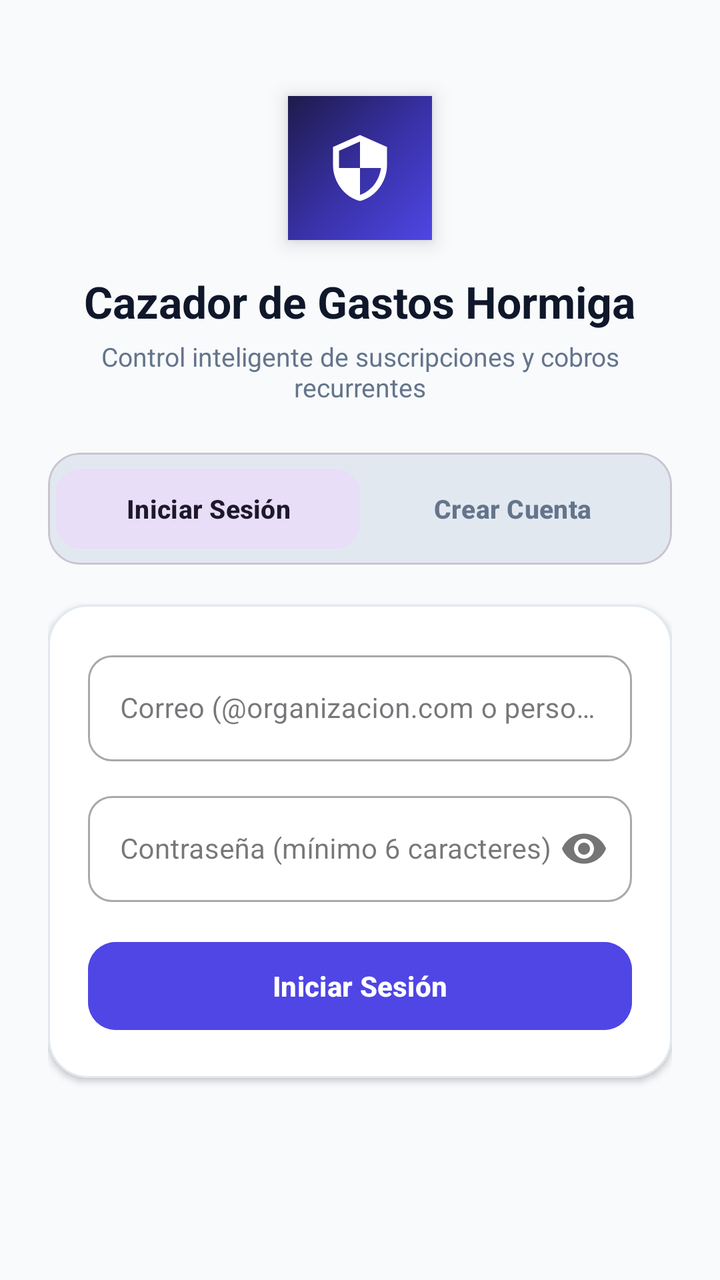
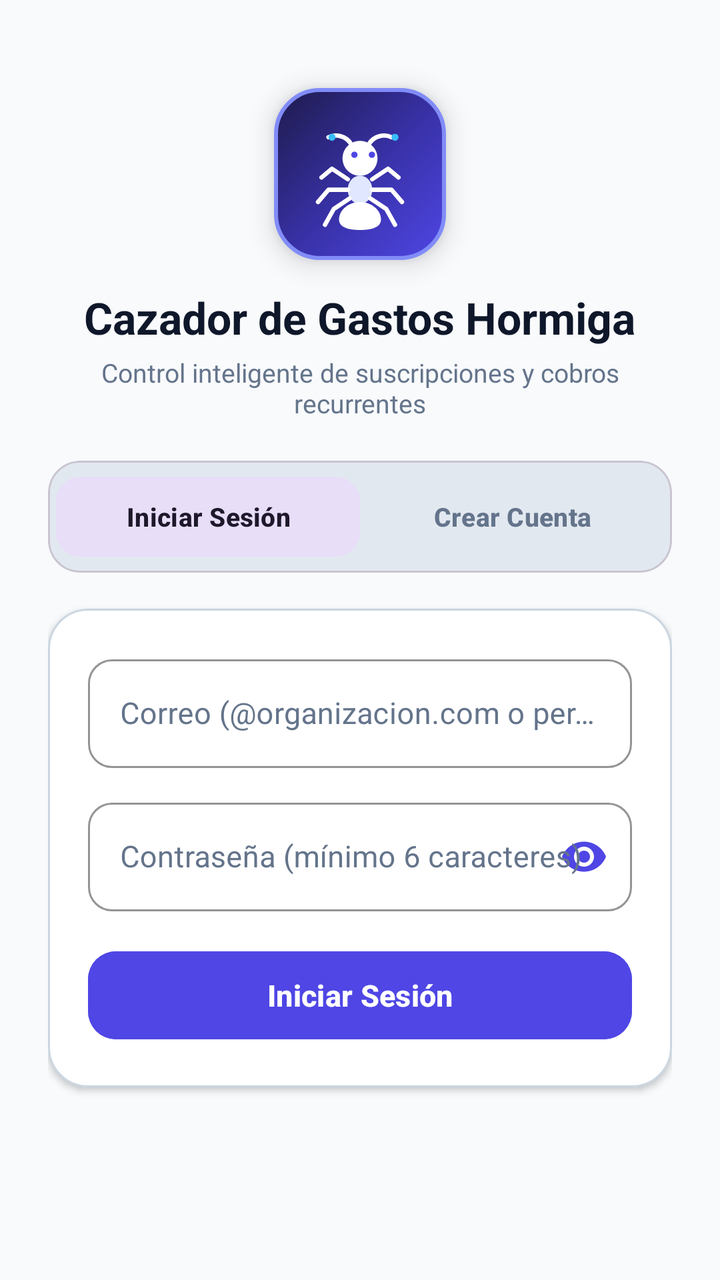

An Android layout rendered at two revisions. The XML below is the earlier revision; the diff shows what the commit changed to produce the second picture.
<!-- AndroidManifest.xml: application theme Theme.CazadorGastosHormiga -->
<!-- res/layout/activity_auth.xml -->
<?xml version="1.0" encoding="utf-8"?>
<ScrollView xmlns:android="http://schemas.android.com/apk/res/android"
    xmlns:app="http://schemas.android.com/apk/res-auto"
    android:layout_width="match_parent"
    android:layout_height="match_parent"
    android:fillViewport="true"
    android:fitsSystemWindows="true"
    android:background="@color/background_light">

    <LinearLayout
        android:layout_width="match_parent"
        android:layout_height="wrap_content"
        android:orientation="vertical"
        android:padding="24dp"
        android:gravity="center_horizontal">

        
        <FrameLayout
            android:layout_width="72dp"
            android:layout_height="72dp"
            android:background="@drawable/bg_gradient_header"
            android:layout_marginTop="24dp"
            android:layout_marginBottom="16dp"
            android:elevation="6dp">

            <ImageView
                android:layout_width="36dp"
                android:layout_height="36dp"
                android:layout_gravity="center"
                android:src="@drawable/ic_nav_guides"
                app:tint="@color/surface_white" />
        </FrameLayout>

        <TextView
            android:layout_width="wrap_content"
            android:layout_height="wrap_content"
            android:text="Cazador de Gastos Hormiga"
            android:textColor="@color/text_primary"
            android:textSize="22sp"
            android:textStyle="bold" />

        <TextView
            android:layout_width="wrap_content"
            android:layout_height="wrap_content"
            android:text="Control inteligente de suscripciones y cobros recurrentes"
            android:textColor="@color/text_secondary"
            android:textSize="13sp"
            android:textAlignment="center"
            android:layout_marginTop="4dp"
            android:layout_marginBottom="24dp" />

        
        <com.google.android.material.card.MaterialCardView
            android:layout_width="match_parent"
            android:layout_height="wrap_content"
            android:layout_marginBottom="20dp"
            app:cardCornerRadius="16dp"
            app:cardElevation="0dp"
            app:cardBackgroundColor="@color/divider_color">

            <LinearLayout
                android:layout_width="match_parent"
                android:layout_height="wrap_content"
                android:orientation="horizontal"
                android:padding="4dp">

                <com.google.android.material.button.MaterialButton
                    android:id="@+id/btnTabLogin"
                    style="@style/Widget.Material3.Button.TonalButton"
                    android:layout_width="0dp"
                    android:layout_height="wrap_content"
                    android:layout_weight="1"
                    android:text="Iniciar Sesión"
                    android:textStyle="bold"
                    android:textSize="13sp"
                    app:cornerRadius="12dp" />

                <com.google.android.material.button.MaterialButton
                    android:id="@+id/btnTabRegister"
                    style="@style/Widget.Material3.Button.TextButton"
                    android:layout_width="0dp"
                    android:layout_height="wrap_content"
                    android:layout_weight="1"
                    android:text="Crear Cuenta"
                    android:textStyle="bold"
                    android:textSize="13sp"
                    android:textColor="@color/text_secondary"
                    app:cornerRadius="12dp" />
            </LinearLayout>
        </com.google.android.material.card.MaterialCardView>

        
        <com.google.android.material.card.MaterialCardView
            android:layout_width="match_parent"
            android:layout_height="wrap_content"
            app:cardCornerRadius="20dp"
            app:cardElevation="2dp"
            app:cardBackgroundColor="@color/surface_white"
            app:strokeColor="@color/divider_color"
            app:strokeWidth="1dp">

            <LinearLayout
                android:layout_width="match_parent"
                android:layout_height="wrap_content"
                android:orientation="vertical"
                android:padding="20dp">

                
                <com.google.android.material.textfield.TextInputLayout
                    android:id="@+id/tilFullName"
                    style="@style/Widget.MaterialComponents.TextInputLayout.OutlinedBox"
                    android:layout_width="match_parent"
                    android:layout_height="wrap_content"
                    android:hint="Nombre Completo"
                    android:visibility="gone"
                    android:layout_marginBottom="12dp"
                    app:boxCornerRadiusBottomEnd="12dp"
                    app:boxCornerRadiusBottomStart="12dp"
                    app:boxCornerRadiusTopEnd="12dp"
                    app:boxCornerRadiusTopStart="12dp">

                    <com.google.android.material.textfield.TextInputEditText
                        android:id="@+id/etFullName"
                        android:layout_width="match_parent"
                        android:layout_height="wrap_content"
                        android:inputType="textPersonName"
                        android:textSize="14sp" />
                </com.google.android.material.textfield.TextInputLayout>

                
                <com.google.android.material.textfield.TextInputLayout
                    android:id="@+id/tilEmail"
                    style="@style/Widget.MaterialComponents.TextInputLayout.OutlinedBox"
                    android:layout_width="match_parent"
                    android:layout_height="wrap_content"
                    android:hint="Correo (@organizacion.com o personal)"
                    android:layout_marginBottom="12dp"
                    app:boxCornerRadiusBottomEnd="12dp"
                    app:boxCornerRadiusBottomStart="12dp"
                    app:boxCornerRadiusTopEnd="12dp"
                    app:boxCornerRadiusTopStart="12dp">

                    <com.google.android.material.textfield.TextInputEditText
                        android:id="@+id/etEmail"
                        android:layout_width="match_parent"
                        android:layout_height="wrap_content"
                        android:inputType="textEmailAddress"
                        android:textSize="14sp" />
                </com.google.android.material.textfield.TextInputLayout>

                
                <com.google.android.material.textfield.TextInputLayout
                    android:id="@+id/tilPassword"
                    style="@style/Widget.MaterialComponents.TextInputLayout.OutlinedBox"
                    android:layout_width="match_parent"
                    android:layout_height="wrap_content"
                    android:hint="Contraseña (mínimo 6 caracteres)"
                    app:passwordToggleEnabled="true"
                    android:layout_marginBottom="16dp"
                    app:boxCornerRadiusBottomEnd="12dp"
                    app:boxCornerRadiusBottomStart="12dp"
                    app:boxCornerRadiusTopEnd="12dp"
                    app:boxCornerRadiusTopStart="12dp">

                    <com.google.android.material.textfield.TextInputEditText
                        android:id="@+id/etPassword"
                        android:layout_width="match_parent"
                        android:layout_height="wrap_content"
                        android:inputType="textPassword"
                        android:textSize="14sp" />
                </com.google.android.material.textfield.TextInputLayout>

                
                <LinearLayout
                    android:id="@+id/layoutCurrencySelection"
                    android:layout_width="match_parent"
                    android:layout_height="wrap_content"
                    android:orientation="horizontal"
                    android:gravity="center_vertical"
                    android:visibility="gone"
                    android:layout_marginBottom="16dp">

                    <TextView
                        android:layout_width="0dp"
                        android:layout_height="wrap_content"
                        android:layout_weight="1"
                        android:text="Moneda principal:"
                        android:textColor="@color/text_secondary"
                        android:textSize="13sp"
                        android:textStyle="bold" />

                    <com.google.android.material.button.MaterialButtonToggleGroup
                        android:id="@+id/toggleCurrency"
                        android:layout_width="wrap_content"
                        android:layout_height="wrap_content"
                        app:singleSelection="true">

                        <Button
                            android:id="@+id/btnCOP"
                            style="?attr/materialButtonOutlinedStyle"
                            android:layout_width="wrap_content"
                            android:layout_height="wrap_content"
                            android:text="COP"
                            android:textSize="12sp" />

                        <Button
                            android:id="@+id/btnUSD"
                            style="?attr/materialButtonOutlinedStyle"
                            android:layout_width="wrap_content"
                            android:layout_height="wrap_content"
                            android:text="USD"
                            android:textSize="12sp" />
                    </com.google.android.material.button.MaterialButtonToggleGroup>
                </LinearLayout>

                
                <com.google.android.material.button.MaterialButton
                    android:id="@+id/btnSubmitAuth"
                    android:layout_width="match_parent"
                    android:layout_height="52dp"
                    android:text="Iniciar Sesión"
                    android:textSize="14sp"
                    android:textStyle="bold"
                    android:backgroundTint="@color/primary"
                    app:cornerRadius="14dp" />

                
                <ProgressBar
                    android:id="@+id/progressBarAuth"
                    android:layout_width="wrap_content"
                    android:layout_height="wrap_content"
                    android:layout_gravity="center"
                    android:layout_marginTop="12dp"
                    android:visibility="gone" />

            </LinearLayout>
        </com.google.android.material.card.MaterialCardView>

    </LinearLayout>
</ScrollView>
<!-- resources referenced by this layout -->
<resources>
  <color name="background_light">#F8FAFC</color>
  <color name="divider_color">#E2E8F0</color>
  <color name="primary">#4F46E5</color>
  <color name="surface_white">#FFFFFF</color>
  <color name="text_primary">#0F172A</color>
  <color name="text_secondary">#64748B</color>
  <!-- drawable bg_gradient_header (drawable) -->
  <?xml version="1.0" encoding="utf-8"?>
  <shape xmlns:android="http://schemas.android.com/apk/res/android"
      android:shape="rectangle">
      <gradient
          android:type="linear"
          android:angle="135"
          android:startColor="#4F46E5"
          android:centerColor="#3730A3"
          android:endColor="#1E1B4B" />
  </shape>
  <!-- drawable ic_nav_guides (drawable) -->
  <vector xmlns:android="http://schemas.android.com/apk/res/android"
      android:width="24dp"
      android:height="24dp"
      android:viewportWidth="24"
      android:viewportHeight="24">
    <path
        android:fillColor="#FFFFFFFF"
        android:pathData="M12,1L3,5v6c0,5.55 3.84,10.74 9,12 5.16,-1.26 9,-6.45 9,-12V5l-9,-4zm0,10.99h7c-0.53,4.12 -3.28,7.79 -7,8.94V12H5V6.3l7,-3.11v8.8z"/>
  </vector>
  <style name="Theme.CazadorGastosHormiga" parent="Theme.Material3.DayNight.NoActionBar">
          <item name="colorPrimary">@color/primary</item>
          <item name="colorOnPrimary">@color/surface_white</item>
          <item name="android:statusBarColor">@color/primary_dark</item>
          <item name="android:windowBackground">@color/background_light</item>
      </style>
  <color name="primary_dark">#3730A3</color>
</resources>

<!-- the commit's change to res/layout/activity_auth.xml (unified diff, before → after) -->
@@ -16,19 +16,19 @@
 
         
         <FrameLayout
-            android:layout_width="72dp"
-            android:layout_height="72dp"
-            android:background="@drawable/bg_gradient_header"
-            android:layout_marginTop="24dp"
-            android:layout_marginBottom="16dp"
-            android:elevation="6dp">
+            android:layout_width="86dp"
+            android:layout_height="86dp"
+            android:background="@drawable/bg_ant_badge"
+            android:layout_marginTop="20dp"
+            android:layout_marginBottom="14dp"
+            android:elevation="8dp">
 
             <ImageView
-                android:layout_width="36dp"
-                android:layout_height="36dp"
+                android:layout_width="56dp"
+                android:layout_height="56dp"
                 android:layout_gravity="center"
-                android:src="@drawable/ic_nav_guides"
-                app:tint="@color/surface_white" />
+                android:src="@drawable/ic_ant_logo"
+                android:contentDescription="Logo Cazador de Gastos Hormiga" />
         </FrameLayout>
 
         <TextView
@@ -47,13 +47,13 @@
             android:textSize="13sp"
             android:textAlignment="center"
             android:layout_marginTop="4dp"
-            android:layout_marginBottom="24dp" />
+            android:layout_marginBottom="20dp" />
 
         
         <com.google.android.material.card.MaterialCardView
             android:layout_width="match_parent"
             android:layout_height="wrap_content"
-            android:layout_marginBottom="20dp"
+            android:layout_marginBottom="18dp"
             app:cardCornerRadius="16dp"
             app:cardElevation="0dp"
             app:cardBackgroundColor="@color/divider_color">
@@ -96,7 +96,7 @@
             app:cardCornerRadius="20dp"
             app:cardElevation="2dp"
             app:cardBackgroundColor="@color/surface_white"
-            app:strokeColor="@color/divider_color"
+            app:strokeColor="@color/border_card"
             app:strokeWidth="1dp">
 
             <LinearLayout
@@ -112,6 +112,9 @@
                     android:layout_width="match_parent"
                     android:layout_height="wrap_content"
                     android:hint="Nombre Completo"
+                    android:textColorHint="@color/text_secondary"
+                    app:hintTextColor="@color/primary"
+                    app:boxStrokeColor="@color/primary"
                     android:visibility="gone"
                     android:layout_marginBottom="12dp"
                     app:boxCornerRadiusBottomEnd="12dp"
@@ -124,7 +127,9 @@
                         android:layout_width="match_parent"
                         android:layout_height="wrap_content"
                         android:inputType="textPersonName"
-                        android:textSize="14sp" />
+                        android:textColor="@color/text_primary"
+                        android:textColorHint="@color/text_muted"
+                        android:textSize="15sp" />
                 </com.google.android.material.textfield.TextInputLayout>
 
                 
@@ -134,6 +139,9 @@
                     android:layout_width="match_parent"
                     android:layout_height="wrap_content"
                     android:hint="Correo (@organizacion.com o personal)"
+                    android:textColorHint="@color/text_secondary"
+                    app:hintTextColor="@color/primary"
+                    app:boxStrokeColor="@color/primary"
                     android:layout_marginBottom="12dp"
                     app:boxCornerRadiusBottomEnd="12dp"
                     app:boxCornerRadiusBottomStart="12dp"
@@ -145,7 +153,9 @@
                         android:layout_width="match_parent"
                         android:layout_height="wrap_content"
                         android:inputType="textEmailAddress"
-                        android:textSize="14sp" />
+                        android:textColor="@color/text_primary"
+                        android:textColorHint="@color/text_muted"
+                        android:textSize="15sp" />
                 </com.google.android.material.textfield.TextInputLayout>
 
                 
@@ -155,7 +165,11 @@
                     android:layout_width="match_parent"
                     android:layout_height="wrap_content"
                     android:hint="Contraseña (mínimo 6 caracteres)"
+                    android:textColorHint="@color/text_secondary"
+                    app:hintTextColor="@color/primary"
+                    app:boxStrokeColor="@color/primary"
                     app:passwordToggleEnabled="true"
+                    app:passwordToggleTint="@color/primary"
                     android:layout_marginBottom="16dp"
                     app:boxCornerRadiusBottomEnd="12dp"
                     app:boxCornerRadiusBottomStart="12dp"
@@ -167,7 +181,9 @@
                         android:layout_width="match_parent"
                         android:layout_height="wrap_content"
                         android:inputType="textPassword"
-                        android:textSize="14sp" />
+                        android:textColor="@color/text_primary"
+                        android:textColorHint="@color/text_muted"
+                        android:textSize="15sp" />
                 </com.google.android.material.textfield.TextInputLayout>
 
                 
@@ -175,8 +191,8 @@
                     android:id="@+id/layoutCurrencySelection"
                     android:layout_width="match_parent"
                     android:layout_height="wrap_content"
+                    android:gravity="center_vertical"
                     android:orientation="horizontal"
-                    android:gravity="center_vertical"
                     android:visibility="gone"
                     android:layout_marginBottom="16dp">
 
@@ -185,8 +201,8 @@
                         android:layout_height="wrap_content"
                         android:layout_weight="1"
                         android:text="Moneda principal:"
-                        android:textColor="@color/text_secondary"
-                        android:textSize="13sp"
+                        android:textColor="@color/text_primary"
+                        android:textSize="14sp"
                         android:textStyle="bold" />
 
                     <com.google.android.material.button.MaterialButtonToggleGroup
@@ -219,18 +235,18 @@
                     android:layout_width="match_parent"
                     android:layout_height="52dp"
                     android:text="Iniciar Sesión"
-                    android:textSize="14sp"
+                    android:textSize="15sp"
                     android:textStyle="bold"
                     android:backgroundTint="@color/primary"
                     app:cornerRadius="14dp" />
 
-                
                 <ProgressBar
                     android:id="@+id/progressBarAuth"
                     android:layout_width="wrap_content"
                     android:layout_height="wrap_content"
-                    android:layout_gravity="center"
+                    android:layout_gravity="center_horizontal"
                     android:layout_marginTop="12dp"
+                    android:indeterminateTint="@color/primary"
                     android:visibility="gone" />
 
             </LinearLayout>
<!-- resource entries referenced after the edit -->
@@ -1,31 +1,92 @@
 <!-- resources referenced by this layout -->
 <resources>
   <color name="background_light">#F8FAFC</color>
+  <color name="border_card">#CBD5E1</color>
   <color name="divider_color">#E2E8F0</color>
   <color name="primary">#4F46E5</color>
   <color name="surface_white">#FFFFFF</color>
+  <color name="text_muted">#94A3B8</color>
   <color name="text_primary">#0F172A</color>
   <color name="text_secondary">#64748B</color>
-  <!-- drawable bg_gradient_header (drawable) -->
+  <!-- drawable bg_ant_badge (drawable) -->
   <?xml version="1.0" encoding="utf-8"?>
   <shape xmlns:android="http://schemas.android.com/apk/res/android"
       android:shape="rectangle">
+      <corners android:radius="22dp" />
       <gradient
-          android:type="linear"
           android:angle="135"
           android:startColor="#4F46E5"
           android:centerColor="#3730A3"
-          android:endColor="#1E1B4B" />
+          android:endColor="#1E1B4B"
+          android:type="linear" />
+      <stroke
+          android:width="2dp"
+          android:color="#818CF8" />
   </shape>
-  <!-- drawable ic_nav_guides (drawable) -->
+  <!-- drawable ic_ant_logo (drawable) -->
+  <?xml version="1.0" encoding="utf-8"?>
   <vector xmlns:android="http://schemas.android.com/apk/res/android"
-      android:width="24dp"
-      android:height="24dp"
-      android:viewportWidth="24"
-      android:viewportHeight="24">
-    <path
-        android:fillColor="#FFFFFFFF"
-        android:pathData="M12,1L3,5v6c0,5.55 3.84,10.74 9,12 5.16,-1.26 9,-6.45 9,-12V5l-9,-4zm0,10.99h7c-0.53,4.12 -3.28,7.79 -7,8.94V12H5V6.3l7,-3.11v8.8z"/>
+      android:width="64dp"
+      android:height="64dp"
+      android:viewportWidth="64"
+      android:viewportHeight="64">
+  
+      
+      <path
+          android:strokeColor="#FFFFFF"
+          android:strokeWidth="2.5"
+          android:strokeLineCap="round"
+          android:pathData="M27,15 C24,10 18,9 14,11 M37,15 C40,10 46,9 50,11" />
+  
+      
+      <path
+          android:fillColor="#38BDF8"
+          android:pathData="M14,11 A2,2 0 1,1 14,11.01 Z M50,11 A2,2 0 1,1 50,11.01 Z" />
+  
+      
+      <path
+          android:fillColor="#FFFFFF"
+          android:pathData="M32,13 C26.5,13 22,17.5 22,23 C22,28.5 26.5,33 32,33 C37.5,33 42,28.5 42,23 C42,17.5 37.5,13 32,13 Z" />
+  
+      
+      <path
+          android:fillColor="#4F46E5"
+          android:pathData="M27,21 A1.8,1.8 0 1,1 27,21.01 Z M37,21 A1.8,1.8 0 1,1 37,21.01 Z" />
+  
+      
+      <path
+          android:fillColor="#E0E7FF"
+          android:pathData="M32,33 C28,33 25,36.5 25,41 C25,45.5 28,49 32,49 C36,49 39,45.5 39,41 C39,36.5 36,33 32,33 Z" />
+  
+      
+      <path
+          android:fillColor="#FFFFFF"
+          android:pathData="M32,48 C25,48 20,53 20,58 C20,62.5 25.5,64 32,64 C38.5,64 44,62.5 44,58 C44,53 39,48 32,48 Z" />
+  
+      
+      <path
+          android:strokeColor="#FFFFFF"
+          android:strokeWidth="2.5"
+          android:strokeLineCap="round"
+          android:strokeLineJoin="round"
+          android:pathData="M25,35 L16,29 L10,34 M39,35 L48,29 L54,34" />
+  
+      
+      <path
+          android:strokeColor="#FFFFFF"
+          android:strokeWidth="2.5"
+          android:strokeLineCap="round"
+          android:strokeLineJoin="round"
+          android:pathData="M25,41 L14,41 L8,48 M39,41 L50,41 L56,48" />
+  
+      
+      <path
+          android:strokeColor="#FFFFFF"
+          android:strokeWidth="2.5"
+          android:strokeLineCap="round"
+          android:strokeLineJoin="round"
+          android:pathData="M26,46 L17,52 L12,61 M38,46 L47,52 L52,61" />
+  
   </vector>
   <style name="Theme.CazadorGastosHormiga" parent="Theme.Material3.DayNight.NoActionBar">
           <item name="colorPrimary">@color/primary</item>
